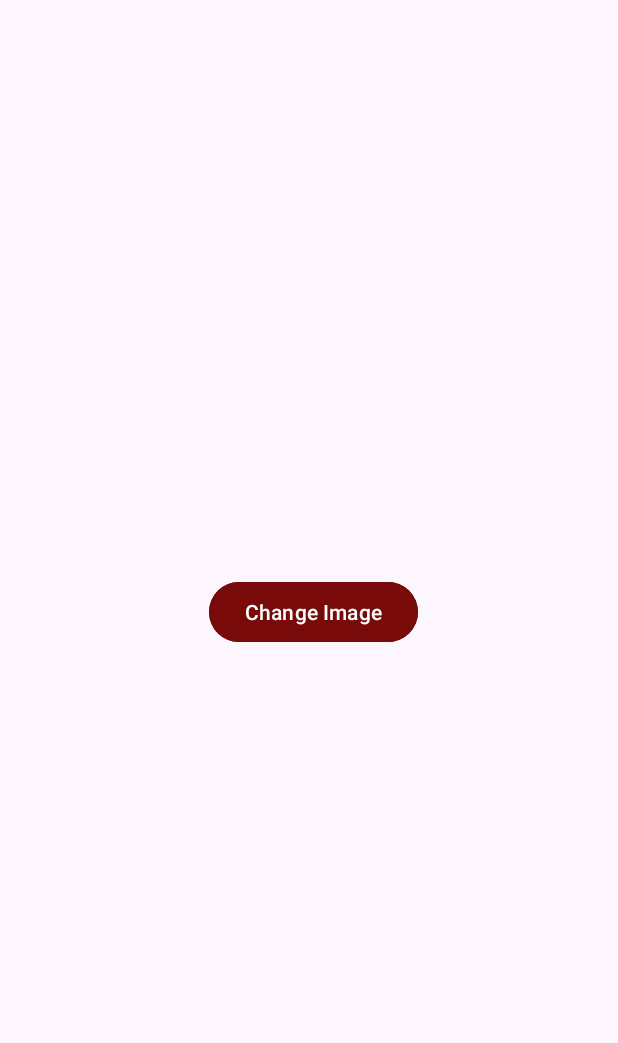
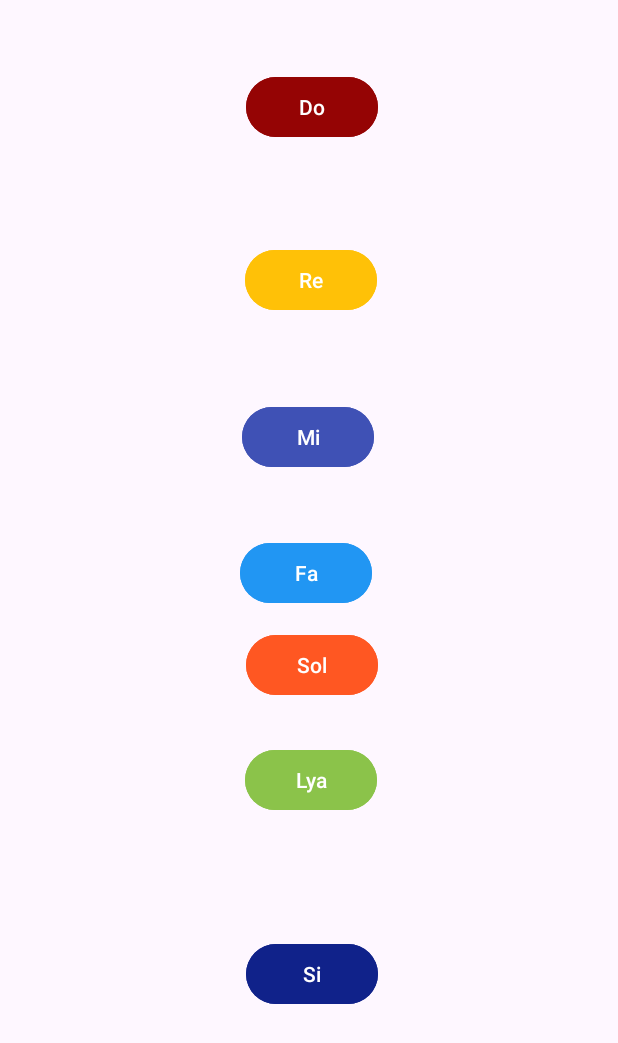
Before and after one commit to Marielle-ux/ImRich, an Android app: the screen it shows after launch (MainActivity), on a phone screen of 412 x 824 dp. Shown: the top 1043 px of the screen. Run offline under Robolectric (Android 15) with nearby library versions, the phone set to English and light mode, and no system bars.

```diff
--- a/app/src/main/java/com/example/imrich/MainActivity.kt
+++ b/app/src/main/java/com/example/imrich/MainActivity.kt
@@ -1,5 +1,6 @@
 package com.example.imrich
 
+import android.media.MediaPlayer
 import android.os.Bundle
 import androidx.activity.enableEdgeToEdge
 import androidx.appcompat.app.AppCompatActivity
@@ -16,28 +17,40 @@ class MainActivity : AppCompatActivity() {
         binding = ActivityMainBinding.inflate(layoutInflater)
         setContentView(binding.root)
 
-        var change = true
-        binding.btnChange.setOnClickListener {
-            if (change) {
-                binding.imgChangeView.setImageResource(R.mipmap.ic_launcher_round)
-                change = false
-            } else {
-                binding.imgChangeView.setImageResource(R.mipmap.ic_launcher)
-                change = true
+        val mediaDo = MediaPlayer.create(this, R.raw.zvuk_do)
+        val mediaRe = MediaPlayer.create(this, R.raw.zvuk_re)
+        val mediaMi = MediaPlayer.create(this, R.raw.zvuk_mi)
+        val mediaFa = MediaPlayer.create(this, R.raw.zvuk_fa)
+        val mediaSol = MediaPlayer.create(this, R.raw.zvuk_sol)
+        val mediaLya = MediaPlayer.create(this, R.raw.zvuk_lya)
+        val mediaSi = MediaPlayer.create(this, R.raw.zvuk_si)
 
+        binding.btnDo.setOnClickListener {
+            mediaDo.start()
+        }
 
-                enableEdgeToEdge()
-                ViewCompat.setOnApplyWindowInsetsListener(findViewById(R.id.main)) { v, insets ->
-                    val systemBars = insets.getInsets(WindowInsetsCompat.Type.systemBars())
-                    v.setPadding(
-                        systemBars.left,
-                        systemBars.top,
-                        systemBars.right,
-                        systemBars.bottom
-                    )
-                    insets
-                }
-            }
+        binding.btnRe.setOnClickListener {
+            mediaRe.start()
+        }
+
+        binding.btnMi.setOnClickListener {
+            mediaMi.start()
+        }
+
+        binding.btnFa.setOnClickListener {
+            mediaFa.start()
+        }
+
+        binding.btnSol.setOnClickListener {
+            mediaSol.start()
+        }
+
+        binding.btnLya.setOnClickListener {
+            mediaLya.start()
+        }
+
+        binding.btnSi.setOnClickListener {
+            mediaSi.start()
         }
     }
 }
--- a/app/src/main/res/layout/activity_main.xml
+++ b/app/src/main/res/layout/activity_main.xml
@@ -7,28 +7,108 @@
     android:layout_height="match_parent"
     tools:context=".MainActivity">
 
-    <ImageView
-        android:id="@+id/imgChangeView"
-        android:layout_width="300dp"
-        android:layout_height="300dp"
-        android:layout_marginTop="32dp"
+    <Button
+        android:id="@+id/btnDo"
+        android:layout_width="wrap_content"
+        android:layout_height="wrap_content"
+        android:layout_marginStart="163dp"
+        android:layout_marginTop="38dp"
+        android:layout_marginEnd="160dp"
+        android:layout_marginBottom="29dp"
+        android:backgroundTint="#950404"
+        android:text="Do"
+        app:layout_constraintBottom_toTopOf="@+id/btnRe"
         app:layout_constraintEnd_toEndOf="parent"
-        app:layout_constraintHorizontal_bias="0.495"
         app:layout_constraintStart_toStartOf="parent"
-        app:layout_constraintTop_toTopOf="parent"
-        tools:srcCompat="@tools:sample/avatars" />
+        app:layout_constraintTop_toTopOf="parent" />
 
     <Button
-        android:id="@+id/btnChange"
+        android:id="@+id/btnRe"
+        android:layout_width="wrap_content"
+        android:layout_height="wrap_content"
+        android:layout_marginStart="161dp"
+        android:layout_marginTop="29dp"
+        android:layout_marginEnd="159dp"
+        android:layout_marginBottom="31dp"
+        android:backgroundTint="#FFC107"
+        android:text="Re"
+        app:layout_constraintBottom_toTopOf="@+id/btnMi"
+        app:layout_constraintEnd_toEndOf="parent"
+        app:layout_constraintStart_toStartOf="parent"
+        app:layout_constraintTop_toBottomOf="@+id/btnDo" />
+
+    <Button
+        android:id="@+id/btnMi"
+        android:layout_width="wrap_content"
+        android:layout_height="wrap_content"
+        android:layout_marginStart="159dp"
+        android:layout_marginTop="16dp"
+        android:layout_marginEnd="161dp"
+        android:layout_marginBottom="28dp"
+        android:backgroundTint="#3F51B5"
+        android:text="Mi"
+        app:layout_constraintBottom_toTopOf="@+id/btnFa"
+        app:layout_constraintEnd_toEndOf="parent"
+        app:layout_constraintStart_toStartOf="parent"
+        app:layout_constraintTop_toBottomOf="@+id/btnRe" />
+
+    <Button
+        android:id="@+id/btnFa"
+        android:layout_width="wrap_content"
+        android:layout_height="wrap_content"
+        android:layout_marginStart="159dp"
+        android:layout_marginTop="6dp"
+        android:layout_marginEnd="164dp"
+        android:backgroundTint="#2196F3"
+        android:text="Fa"
+        app:layout_constraintBottom_toTopOf="@+id/btnSol"
+        app:layout_constraintEnd_toEndOf="parent"
+        app:layout_constraintStart_toStartOf="parent"
+        app:layout_constraintTop_toBottomOf="@+id/btnMi" />
+
+    <Button
+        android:id="@+id/btnSol"
+        android:layout_width="wrap_content"
+        android:layout_height="wrap_content"
+        android:layout_marginStart="163dp"
+        android:layout_marginTop="4dp"
+        android:layout_marginEnd="160dp"
+        android:layout_marginBottom="10dp"
+        android:backgroundTint="#FF5722"
+        android:text="Sol"
+        app:layout_constraintBottom_toTopOf="@+id/btnLya"
+        app:layout_constraintEnd_toEndOf="parent"
+        app:layout_constraintStart_toStartOf="parent"
+        app:layout_constraintTop_toBottomOf="@+id/btnFa" />
+
+    <Button
+        android:id="@+id/btnLya"
+        android:layout_width="wrap_content"
+        android:layout_height="wrap_content"
+        android:layout_marginStart="163dp"
+        android:layout_marginTop="10dp"
+        android:layout_marginEnd="160dp"
+        android:layout_marginBottom="20dp"
+        android:backgroundTint="#8BC34A"
+        android:text="Lya"
+        app:layout_constraintBottom_toTopOf="@+id/btnSi"
+        app:layout_constraintEnd_toEndOf="parent"
+        app:layout_constraintHorizontal_bias="0.0"
+        app:layout_constraintStart_toStartOf="parent"
+        app:layout_constraintTop_toBottomOf="@+id/btnSol" />
+
+    <Button
+        android:id="@+id/btnSi"
         android:layout_width="wrap_content"
         android:layout_height="wrap_content"
         android:layout_marginStart="163dp"
         android:layout_marginTop="52dp"
-        android:layout_marginEnd="158dp"
-        android:backgroundTint="#780A0A"
-        android:text="Change Image"
+        android:layout_marginEnd="160dp"
+        android:layout_marginBottom="142dp"
+        android:backgroundTint="#10228A"
+        android:text="Si"
+        app:layout_constraintBottom_toBottomOf="parent"
         app:layout_constraintEnd_toEndOf="parent"
         app:layout_constraintStart_toStartOf="parent"
-        app:layout_constraintTop_toBottomOf="@+id/imgChangeView" />
-
+        app:layout_constraintTop_toBottomOf="@+id/btnLya" />
 </androidx.constraintlayout.widget.ConstraintLayout>
```
Also changed, not shown: 7 other files.
